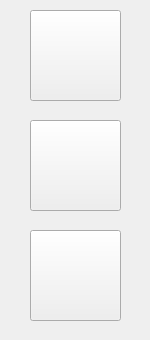
Old version of the form toolsection.ui in the repository Chromecore/Sprite-Editor.
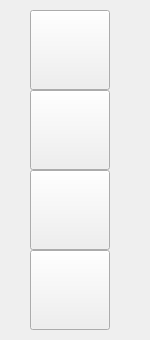
New version of the form.

Commit message: Added onion skin

```diff
--- a/toolsection.ui
+++ b/toolsection.ui
@@ -17,9 +17,9 @@
    <property name="geometry">
     <rect>
      <x>30</x>
-     <y>120</y>
-     <width>91</width>
-     <height>91</height>
+     <y>90</y>
+     <width>80</width>
+     <height>80</height>
     </rect>
    </property>
    <property name="autoFillBackground">
@@ -39,9 +39,9 @@
    <property name="geometry">
     <rect>
      <x>30</x>
-     <y>230</y>
-     <width>91</width>
-     <height>91</height>
+     <y>170</y>
+     <width>80</width>
+     <height>80</height>
     </rect>
    </property>
    <property name="autoFillBackground">
@@ -56,8 +56,8 @@
     <rect>
      <x>30</x>
      <y>10</y>
-     <width>91</width>
-     <height>91</height>
+     <width>80</width>
+     <height>80</height>
     </rect>
    </property>
    <property name="autoFillBackground">
@@ -73,6 +73,22 @@
     <bool>false</bool>
    </property>
   </widget>
+  <widget class="QPushButton" name="OnionSkinButton">
+   <property name="geometry">
+    <rect>
+     <x>30</x>
+     <y>250</y>
+     <width>80</width>
+     <height>80</height>
+    </rect>
+   </property>
+   <property name="autoFillBackground">
+    <bool>false</bool>
+   </property>
+   <property name="text">
+    <string/>
+   </property>
+  </widget>
  </widget>
  <resources/>
  <connections/>
```
The commit also changes 7 other files.
